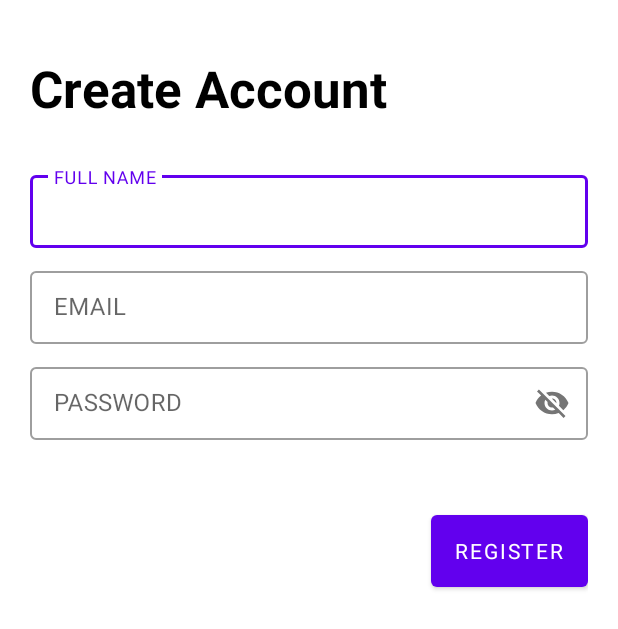
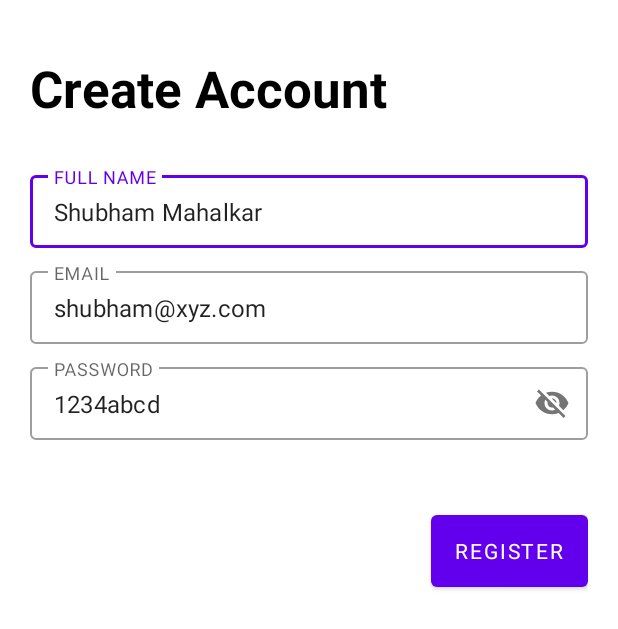
Before and after one commit to mahalkarshubham/NotesApp, an Android app: the layout activity_register.xml on its own in the app's theme, with its tools: preview values and no code run, on a phone screen of 412 x 824 dp. Shown: the top 629 px of the screen. Run offline under Robolectric (Android 15) with nearby library versions, the phone set to English and light mode, and no system bars; network calls fail; Roboto replaces fonts that are not available here.

```diff
--- a/app/src/main/java/com/shubham/notesapp/ViewModelFactory.kt
+++ b/app/src/main/java/com/shubham/notesapp/ViewModelFactory.kt
@@ -6,6 +6,7 @@ import com.shubham.notesapp.repository.Repository
 
 class ViewModelFactory(private val repository: Repository) : ViewModelProvider.Factory {
 
+    @Suppress("UNCHECKED_CAST")
     override fun <T : ViewModel> create(modelClass: Class<T>): T {
         return ViewModel(repository) as T
     }
--- a/app/src/main/java/com/shubham/notesapp/model/User.kt
+++ b/app/src/main/java/com/shubham/notesapp/model/User.kt
@@ -1,7 +1,11 @@
 package com.shubham.notesapp.model
 
+import com.google.gson.annotations.SerializedName
+
 data class User(
+    @SerializedName("user_id")
+    val loginId: String,
     val name: String,
     val email: String,
-    val password: String
+    val password: String,
 )
--- a/app/src/main/java/com/shubham/notesapp/util/Constants.kt
+++ b/app/src/main/java/com/shubham/notesapp/util/Constants.kt
@@ -3,7 +3,6 @@ package com.shubham.notesapp.util
 class Constants {
 
     companion object {
-      //  const val BASE_URL = "https://jsonplaceholder.typicode.com"
         const val BASE_URL = "http://192.168.43.240/projects/retrofit-prep/"
     }
 }
--- a/app/src/main/res/layout/activity_register.xml
+++ b/app/src/main/res/layout/activity_register.xml
@@ -37,7 +37,8 @@
             android:layout_height="wrap_content"
             android:fontFamily="@font/roboto_medium"
             android:hint="@string/hint_full_name"
-            android:inputType="textPersonName" />
+            android:inputType="textPersonName"
+            android:text="Shubham Mahalkar" />
 
     </com.google.android.material.textfield.TextInputLayout>
 
@@ -58,7 +59,8 @@
             android:layout_height="wrap_content"
             android:fontFamily="@font/roboto_medium"
             android:hint="@string/hint_email"
-            android:inputType="textEmailAddress" />
+            android:inputType="textEmailAddress"
+            android:text="shubham@xyz.com" />
 
     </com.google.android.material.textfield.TextInputLayout>
 
@@ -79,7 +81,8 @@
             android:layout_width="match_parent"
             android:layout_height="wrap_content"
             android:fontFamily="@font/roboto_medium"
-            android:hint="@string/hint_password" />
+            android:hint="@string/hint_password"
+            android:text="1234abcd" />
 
     </com.google.android.material.textfield.TextInputLayout>
 
```
Also changed, not shown: app/src/main/java/com/shubham/notesapp/RegisterActivity.kt (+10 -8 lines), app/src/main/java/com/shubham/notesapp/ViewModel.kt (+14 -4 lines), app/src/main/java/com/shubham/notesapp/api/SimpleApi.kt (+14 -5 lines), app/src/main/java/com/shubham/notesapp/model/RegisterBody.kt (added, +8 -0 lines), app/src/main/java/com/shubham/notesapp/model/RegisterResponse.kt (added, +7 -0 lines), app/src/main/java/com/shubham/notesapp/repository/Repository.kt (+10 -3 lines).
